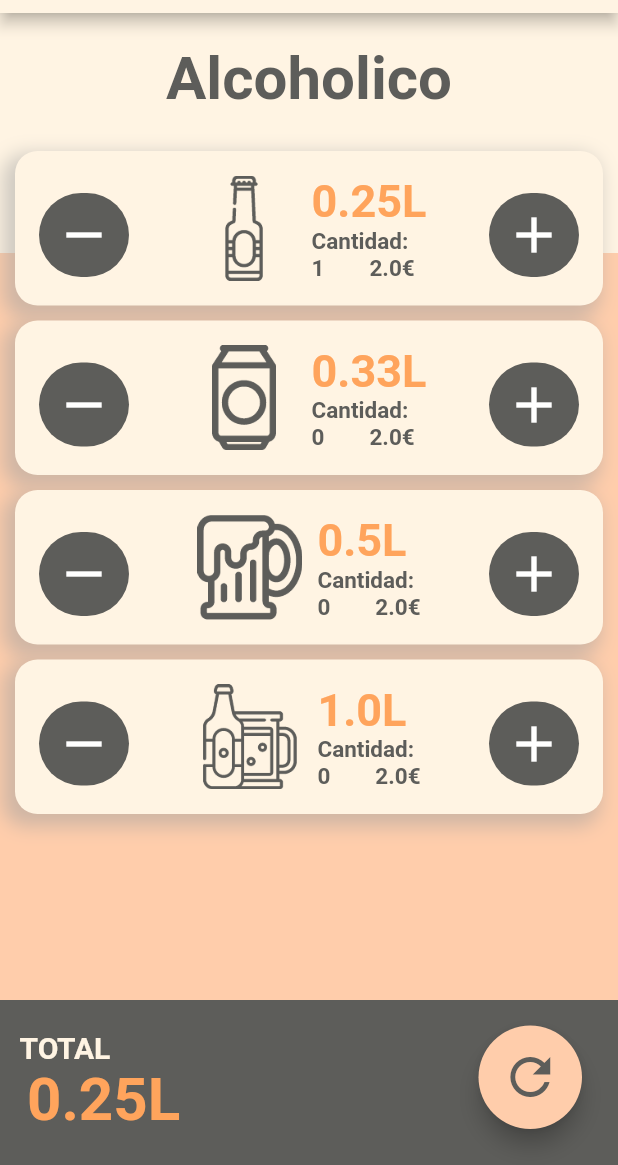
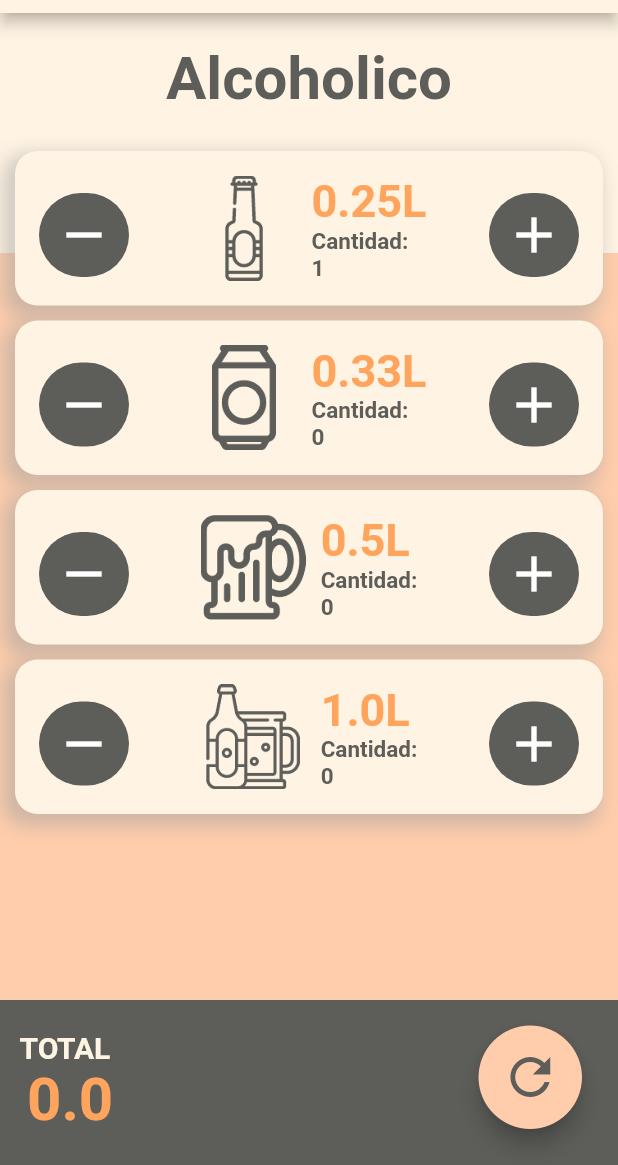
Before and after one commit to SergioMorenoAntequera/HangoverCalculator, a Flutter app: the screen it shows after launch, after a tap on the "add" icon, on a phone screen of 412 x 824 dp, the part 71-1236 px from its top. Run offline on Flutter 3.47's test engine with Material 2 defaults, Android fonts, the phone set to English and light mode, and no system bars; Roboto replaces fonts that are missing (Hind).

Commit message:
implementing Beer Model

```diff
--- a/lib/models/Beer.dart
+++ b/lib/models/Beer.dart
@@ -1,23 +1,30 @@
+import 'package:flutter/material.dart';
+import 'package:flutter/cupertino.dart';
+import '../screens/mainPage.dart';
+
 class Beer {
   double cuantity;
   int amount;
   double price;
-  String picture;
+  String image;
+  double totalAmount;
 
-  Beer(double cuantity, int amount, double price, String picture) {
-    this.cuantity = cuantity;
-    this.amount = amount;
-    this.price = price;
-    this.picture = picture;
-  }
+  Beer(this.cuantity, this.amount, this.price, this.image, this.totalAmount);
 
   //////////////////////////////////////
   // Add and remove beer from the amount
-  void addBeerAmount(int amountToAdd) {
+  addBeerAmount(int amountToAdd) {
     this.amount += amountToAdd;
+    // Here we update it
+    this.totalAmount += this.cuantity * amountToAdd;
+    print("Adding to beer " +
+        this.cuantity.toString() +
+        " // " +
+        amountToAdd.toString());
+    print("Total:" + this.totalAmount.toString());
   }
 
-  void removeBeerAmount(int amountToRemove) {
+  removeBeerAmount(int amountToRemove) {
     if (amountToRemove <= this.amount) {
       this.amount -= amountToRemove;
     }
@@ -32,4 +39,20 @@ class Beer {
   double getTotalCuantity() {
     return cuantity * amount;
   }
+
+  String getPriceToString() {
+    var priceStringAux = price.toString();
+    while (priceStringAux.length < 4) {
+      priceStringAux += "0";
+    }
+    return priceStringAux;
+  }
+
+  AssetImage getImageAsset() {
+    var auxString = this.cuantity.toString().replaceAll(".", "");
+    if (auxString.length < 3) {
+      auxString += "0";
+    }
+    return AssetImage("assets/images/" + auxString + ".PNG");
+  }
 }
--- a/lib/screens/mainPage.dart
+++ b/lib/screens/mainPage.dart
@@ -1,7 +1,8 @@
 import 'package:flutter/cupertino.dart';
 import 'package:flutter/material.dart';
-import '../widgets/Beer.dart';
-import 'package:shared_preferences/shared_preferences.dart';
+import 'package:hangover_calculator/models/Beer.dart';
+import '../widgets/BeerTile.dart';
+// import 'package:shared_preferences/shared_preferences.dart';
 
 class MainPage extends StatefulWidget {
   const MainPage({Key key}) : super(key: key);
@@ -16,6 +17,12 @@ class _MainPageState extends State<MainPage> {
   int amount050 = 0;
   int amount100 = 0;
   double _totalDrinks = 0;
+
+  static double totalAmount = 0;
+  Beer beer025 = new Beer(0.25, 0, 1, "025", totalAmount);
+  Beer beer033 = new Beer(0.33, 0, 1, "033", totalAmount);
+  Beer beer050 = new Beer(0.50, 0, 1, "050", totalAmount);
+  Beer beer100 = new Beer(1.00, 0, 1, "100", totalAmount);
 
   @override
   Widget build(BuildContext context) {
@@ -43,7 +50,6 @@ class _MainPageState extends State<MainPage> {
     return Scaffold(
       appBar: appbar,
       floatingActionButton: fab,
-      // floatingActionButtonLocation: FloatingActionButtonLocation.centerFloat,
       backgroundColor: Theme.of(context).backgroundColor,
 
       // body:
@@ -74,34 +80,43 @@ class _MainPageState extends State<MainPage> {
                             ),
                           ),
                         ),
-                        Beer(
+                        BeerTile(
                           key: UniqueKey(),
-                          capacity: 0.25,
-                          addAction: addDrinks,
-                          removeAction: removeDrinks,
-                          cuantity: amount025,
+                          beer: beer025,
                         ),
-                        Beer(
+                        BeerTile(
                           key: UniqueKey(),
-                          capacity: 0.33,
-                          addAction: addDrinks,
-                          removeAction: removeDrinks,
-                          cuantity: amount033,
+                          beer: beer033,
                         ),
-                        Beer(
+                        BeerTile(
                           key: UniqueKey(),
-                          capacity: 0.50,
-                          addAction: addDrinks,
-                          removeAction: removeDrinks,
-                          cuantity: amount050,
+                          beer: beer050,
                         ),
-                        Beer(
+                        BeerTile(
                           key: UniqueKey(),
-                          capacity: 1.00,
-                          addAction: addDrinks,
-                          removeAction: removeDrinks,
-                          cuantity: amount100,
+                          beer: beer100,
                         ),
+                        // BeerTile(
+                        //   key: UniqueKey(),
+                        //   capacity: 0.33,
+                        //   addAction: addDrinks,
+                        //   removeAction: removeDrinks,
+                        //   cuantity: amount033,
+                        // ),
+                        // BeerTile(
+                        //   key: UniqueKey(),
+                        //   capacity: 0.50,
+                        //   addAction: addDrinks,
+                        //   removeAction: removeDrinks,
+                        //   cuantity: amount050,
+                        // ),
+                        // BeerTile(
+                        //   key: UniqueKey(),
+                        //   capacity: 1.00,
+                        //   addAction: addDrinks,
+                        //   removeAction: removeDrinks,
+                        //   cuantity: amount100,
+                        // ),
                         SizedBox(
                           height: 115,
                         ),
@@ -129,6 +144,7 @@ class _MainPageState extends State<MainPage> {
                       mainAxisSize: MainAxisSize.min,
                       crossAxisAlignment: CrossAxisAlignment.start,
                       children: <Widget>[
+                        // Total TEXTO
                         Text(
                           "TOTAL",
                           style: TextStyle(
@@ -137,10 +153,11 @@ class _MainPageState extends State<MainPage> {
                             fontWeight: FontWeight.bold,
                           ),
                         ),
+                        // Total NUMERO
                         Container(
                           padding: EdgeInsets.only(left: 5),
                           child: Text(
-                            "${formatTotal()}L",
+                            "$totalAmount",
                             style: TextStyle(
                               fontSize: 40,
                               color: Theme.of(context).accentColor,
@@ -161,24 +178,24 @@ class _MainPageState extends State<MainPage> {
   }
 
   void addDrinks(double amount, int cuantity) {
-    setState(() {
-      _totalDrinks += amount;
-      switch (amount.toString()) {
-        case "0.25":
-          amount025 += cuantity;
-          break;
-        case "0.33":
-          amount033 += cuantity;
-          break;
-        case "0.5":
-          amount050 += cuantity;
-          break;
-        case "1.0":
-          amount100 += cuantity;
-          break;
-        default:
-      }
-    });
+    // setState(() {
+    //   _totalDrinks += amount;
+    //   switch (amount.toString()) {
+    //     case "0.25":
+    //       amount025 += cuantity;
+    //       break;
+    //     case "0.33":
+    //       amount033 += cuantity;
+    //       break;
+    //     case "0.5":
+    //       amount050 += cuantity;
+    //       break;
+    //     case "1.0":
+    //       amount100 += cuantity;
+    //       break;
+    //     default:
+    //   }
+    // });
   }
 
   void removeDrinks(double amount, int cuantity) {
@@ -221,6 +238,12 @@ class _MainPageState extends State<MainPage> {
   resetDrinks() {
     setState(() {
       _totalDrinks = 0;
+      totalAmount = 0;
+      beer025.amount = 0;
+      beer033.amount = 0;
+      beer050.amount = 0;
+      beer100.amount = 0;
+      beer025.totalAmount = 0;
       amount025 = 0;
       amount033 = 0;
       amount050 = 0;
--- a/lib/widgets/Beer.dart
+++ /dev/null
@@ -1,235 +0,0 @@
-import 'package:flutter/cupertino.dart';
-import 'package:flutter/material.dart';
-import 'package:shared_preferences/shared_preferences.dart';
-
-class Beer extends StatefulWidget {
-  double capacity;
-  int cuantity;
-  final void Function(double capacityToAdd, int cuantityToAdd) addAction;
-  final void Function(double capacityToRemove, int cuantityToRemove)
-      removeAction;
-
-  Beer({
-    Key key,
-    this.capacity,
-    this.addAction,
-    this.removeAction,
-    this.cuantity,
-  });
-
-  @override
-  _BeerState createState() => _BeerState();
-}
-
-class _BeerState extends State<Beer> {
-  int amount = 0;
-  double price = 2;
-
-  @override
-  Widget build(BuildContext context) {
-    // Right Button
-    var addButton = GestureDetector(
-      onTap: () => {widget.addAction(widget.capacity, 1)},
-      child: Container(
-        decoration: new BoxDecoration(
-          color: Theme.of(context).primaryColorDark,
-          borderRadius: new BorderRadius.all(
-            Radius.circular(40.0),
-          ),
-        ),
-        width: 60,
-        height: 60,
-        child: Icon(Icons.add, color: Colors.white, size: 40),
-      ),
-    );
-    // Left Button
-    var minusButton = GestureDetector(
-      onTap: () => {
-        setState(() {
-          if (this.amount > 0) this.amount--;
-        }),
-        widget.removeAction(widget.capacity, 1)
-      },
-      child: Container(
-        decoration: new BoxDecoration(
-          color: Theme.of(context).primaryColorDark,
-          borderRadius: new BorderRadius.all(
-            Radius.circular(40.0),
-          ),
-        ),
-        width: 60,
-        height: 60,
-        child: Icon(Icons.remove, color: Colors.white, size: 40),
-      ),
-    );
-    // Information in the middle
-    var middleInformation = Center(
-      // child: Text("${widget.capacity} // cantidad: $amount"),
-      child: Row(
-        mainAxisSize: MainAxisSize.min,
-        children: <Widget>[
-          // Imagen
-          Container(
-            padding: EdgeInsets.only(right: 10),
-            child: Image(
-              image: getImage(),
-              width: 70,
-            ),
-          ),
-          // La info en si
-          Column(
-            crossAxisAlignment: CrossAxisAlignment.start,
-            children: <Widget>[
-              Text(
-                "${widget.capacity}L",
-                // style: Theme.of(context).textTheme.headline2,
-                style: TextStyle(
-                  fontSize: 30,
-                  color: Theme.of(context).accentColor,
-                  fontWeight: FontWeight.bold,
-                ),
-              ),
-              Text(
-                "Cantidad:",
-                style: TextStyle(
-                  fontSize: 15,
-                  color: Theme.of(context).primaryColorDark,
-                  fontWeight: FontWeight.bold,
-                ),
-              ),
-              Row(
-                children: [
-                  Text(
-                    widget.cuantity.toString(),
-                    style: TextStyle(
-                      fontSize: 15,
-                      color: Theme.of(context).primaryColorDark,
-                      fontWeight: FontWeight.bold,
-                    ),
-                  ),
-                  SizedBox(width: 30),
-                  GestureDetector(
-                    onTap: _showPriceDialog,
-                    child: Text(
-                      "$price€",
-                      style: TextStyle(
-                        fontSize: 15,
-                        color: Theme.of(context).primaryColorDark,
-                        fontWeight: FontWeight.bold,
-                      ),
-                    ),
-                  ),
-                ],
-              ),
-            ],
-          )
-        ],
-      ),
-    );
-
-    return Container(
-      decoration: BoxDecoration(
-        color: Theme.of(context).primaryColor,
-        borderRadius: BorderRadius.all(
-          Radius.circular(15),
-        ),
-        boxShadow: [
-          BoxShadow(
-            color: Colors.grey.withOpacity(0.5),
-            spreadRadius: 3,
-            blurRadius: 10,
-            offset: Offset(-5, 5), // changes position of shadow
-          ),
-        ],
-      ),
-      margin: EdgeInsets.only(top: 5, right: 10, bottom: 5, left: 10),
-      padding: EdgeInsets.only(top: 12, bottom: 12),
-      child: ListTile(
-        // Plus
-        trailing: addButton,
-        // Minus
-        leading: minusButton,
-        // Information
-        title: middleInformation,
-      ),
-    );
-  }
-
-  /////////////////////////////////////////////////////////////////////////////
-  //AUXILIAR METHODS //////////////////////////////////////////////////////////
-
-  // To get and place the image for the beer
-  AssetImage getImage() {
-    var auxString = widget.capacity.toString().replaceAll(".", "");
-    if (auxString.length < 3) {
-      auxString += "0";
-    }
-    return AssetImage("assets/images/" + auxString + ".PNG");
-  }
-
-  // To show the price dialog
-  void _showPriceDialog() async {
-    // var preferencesPrice = await getPriceOrSetDefault();
-    // print(preferencesPrice);
-    // setState(() {
-    //   price = preferencesPrice;
-    // });
-
-    final myController = TextEditingController();
-
-    var priceDialog = AlertDialog(
-      title: Text("Establecer precio"),
-      content: Column(
-        mainAxisSize: MainAxisSize.min,
-        children: [
-          TextFormField(
-            keyboardType: TextInputType.number,
-            // controller: myController,
-            // initialValue: this.price.toString(),
-            decoration: InputDecoration(
-              hintText: 'Introduce el nuevo precio',
-            ),
-          )
-        ],
-      ),
-      actions: [
-        RaisedButton(
-          onPressed: () => {Navigator.pop(context)},
-          child: Text("Cancelar"),
-        ),
-        RaisedButton(
-          onPressed: () => {},
-          child: Text("Confirmar"),
-        ),
-      ],
-    );
-
-    showDialog(
-      context: context,
-      builder: (BuildContext context) {
-        return priceDialog;
-      },
-    );
-  }
-
-  // To get the price or set the default one
-  Future<double> getPriceOrSetDefault() async {
-    String priceKey = "price" + widget.capacity.toString();
-    SharedPreferences prefs = await SharedPreferences.getInstance();
-    double beerPrice = prefs.getDouble(priceKey);
-
-    // return Future.delayed(Duration(seconds: 1), () => "DESDE MI CASA CHAVALIN");
-    if (beerPrice == null) {
-      prefs.setDouble(priceKey, 1.0);
-      return 1.0;
-    }
-
-    return beerPrice;
-  }
-
-  // To set a new price when we close the dialog (mainly)
-  void setPrice(double price) async {
-    SharedPreferences prefs = await SharedPreferences.getInstance();
-    prefs.setDouble("price" + widget.capacity.toString(), price);
-  }
-}
--- /dev/null
+++ b/lib/widgets/BeerTile.dart
@@ -0,0 +1,239 @@
+import 'package:flutter/cupertino.dart';
+import 'package:flutter/material.dart';
+import '../models/Beer.dart';
+// import 'package:shared_preferences/shared_preferences.dart';
+
+// ignore: must_be_immutable
+class BeerTile extends StatefulWidget {
+  Key key;
+  Beer beer;
+
+  BeerTile({this.key, this.beer});
+  // double capacity;
+  // int cuantity;
+  // final void Function(double capacityToAdd, int cuantityToAdd) addAction;
+  // final void Function(double capacityToRemove, int cuantityToRemove)
+  //     removeAction;
+
+  @override
+  _BeerState createState() => _BeerState();
+}
+
+class _BeerState extends State<BeerTile> {
+  // int amount = 0;
+  // double price = 2;
+
+  @override
+  Widget build(BuildContext context) {
+    // Right Button
+    var addButton = GestureDetector(
+      onTap: () => {
+        setState(() {
+          widget.beer.addBeerAmount(1);
+        }),
+      },
+      child: Container(
+        decoration: new BoxDecoration(
+          color: Theme.of(context).primaryColorDark,
+          borderRadius: new BorderRadius.all(
+            Radius.circular(40.0),
+          ),
+        ),
+        width: 60,
+        height: 60,
+        child: Icon(Icons.add, color: Colors.white, size: 40),
+      ),
+    );
+
+    // Left Button
+    var minusButton = GestureDetector(
+      onTap: () => {
+        setState(() {
+          if (widget.beer.amount > 0) widget.beer.removeBeerAmount(1);
+        }),
+        // widget.removeAction(widget.capacity, 1)
+      },
+      child: Container(
+        decoration: new BoxDecoration(
+          color: Theme.of(context).primaryColorDark,
+          borderRadius: new BorderRadius.all(
+            Radius.circular(40.0),
+          ),
+        ),
+        width: 60,
+        height: 60,
+        child: Icon(Icons.remove, color: Colors.white, size: 40),
+      ),
+    );
+
+    // Information in the middle
+    var middleInformation = Center(
+      // child: Text("${widget.capacity} // cantidad: $amount"),
+      child: Row(
+        mainAxisSize: MainAxisSize.min,
+        children: <Widget>[
+          // Imagen
+          Container(
+            padding: EdgeInsets.only(right: 10),
+            child: Image(
+              image: widget.beer.getImageAsset(),
+              width: 70,
+            ),
+          ),
+          // La info en si
+          Column(
+            crossAxisAlignment: CrossAxisAlignment.start,
+            children: <Widget>[
+              Text(
+                "${widget.beer.cuantity}L",
+                // style: Theme.of(context).textTheme.headline2,
+                style: TextStyle(
+                  fontSize: 30,
+                  color: Theme.of(context).accentColor,
+                  fontWeight: FontWeight.bold,
+                ),
+              ),
+              Text(
+                "Cantidad:",
+                style: TextStyle(
+                  fontSize: 15,
+                  color: Theme.of(context).primaryColorDark,
+                  fontWeight: FontWeight.bold,
+                ),
+              ),
+              Row(
+                children: [
+                  Text(
+                    widget.beer.amount.toString(),
+                    style: TextStyle(
+                      fontSize: 15,
+                      color: Theme.of(context).primaryColorDark,
+                      fontWeight: FontWeight.bold,
+                    ),
+                  ),
+                  SizedBox(width: 30),
+                  // GestureDetector(
+                  //   onTap: _showPriceDialog,
+                  //   child: Text(
+                  //     "${widget.beer.price}€",
+                  //     style: TextStyle(
+                  //       fontSize: 15,
+                  //       color: Theme.of(context).primaryColorDark,
+                  //       fontWeight: FontWeight.bold,
+                  //     ),
+                  //   ),
+                  // ),
+                ],
+              ),
+            ],
+          )
+        ],
+      ),
+    );
+
+    return Container(
+      decoration: BoxDecoration(
+        color: Theme.of(context).primaryColor,
+        borderRadius: BorderRadius.all(
+          Radius.circular(15),
+        ),
+        boxShadow: [
+          BoxShadow(
+            color: Colors.grey.withOpacity(0.5),
+            spreadRadius: 3,
+            blurRadius: 10,
+            offset: Offset(-5, 5), // changes position of shadow
+          ),
+        ],
+      ),
+      margin: EdgeInsets.only(top: 5, right: 10, bottom: 5, left: 10),
+      padding: EdgeInsets.only(top: 12, bottom: 12),
+      child: ListTile(
+        // Plus
+        trailing: addButton,
+        // Minus
+        leading: minusButton,
+        // Information
+        title: middleInformation,
+      ),
+    );
+  }
+
+  /////////////////////////////////////////////////////////////////////////////
+  //AUXILIAR METHODS //////////////////////////////////////////////////////////
+
+  // To get and place the image for the beer
+  // AssetImage getImage() {
+  //   var auxString = widget.capacity.toString().replaceAll(".", "");
+  //   if (auxString.length < 3) {
+  //     auxString += "0";
+  //   }
+  //   return AssetImage("assets/images/" + auxString + ".PNG");
+  // }
+
+  // // To show the price dialog
+  // void _showPriceDialog() async {
+  //   // var preferencesPrice = await getPriceOrSetDefault();
+  //   // print(preferencesPrice);
+  //   // setState(() {
+  //   //   price = preferencesPrice;
+  //   // });
+
+  //   final myController = TextEditingController();
+
+  //   var priceDialog = AlertDialog(
+  //     title: Text("Establecer precio"),
+  //     content: Column(
+  //       mainAxisSize: MainAxisSize.min,
+  //       children: [
+  //         TextFormField(
+  //           keyboardType: TextInputType.number,
+  //           // controller: myController,
+  //           // initialValue: this.price.toString(),
+  //           decoration: InputDecoration(
+  //             hintText: 'Introduce el nuevo precio',
+  //           ),
+  //         )
+  //       ],
+  //     ),
+  //     actions: [
+  //       RaisedButton(
+  //         onPressed: () => {Navigator.pop(context)},
+  //         child: Text("Cancelar"),
+  //       ),
+  //       RaisedButton(
+  //         onPressed: () => {},
+  //         child: Text("Confirmar"),
+  //       ),
+  //     ],
+  //   );
+
+  //   showDialog(
+  //     context: context,
+  //     builder: (BuildContext context) {
+  //       return priceDialog;
+  //     },
+  //   );
+  // }
+
+  // // To get the price or set the default one
+  // Future<double> getPriceOrSetDefault() async {
+  //   String priceKey = "price" + widget.capacity.toString();
+  //   SharedPreferences prefs = await SharedPreferences.getInstance();
+  //   double beerPrice = prefs.getDouble(priceKey);
+
+  //   // return Future.delayed(Duration(seconds: 1), () => "DESDE MI CASA CHAVALIN");
+  //   if (beerPrice == null) {
+  //     prefs.setDouble(priceKey, 1.0);
+  //     return 1.0;
+  //   }
+
+  //   return beerPrice;
+  // }
+
+  // // To set a new price when we close the dialog (mainly)
+  // void setPrice(double price) async {
+  //   SharedPreferences prefs = await SharedPreferences.getInstance();
+  //   prefs.setDouble("price" + widget.capacity.toString(), price);
+  // }
+}
```
